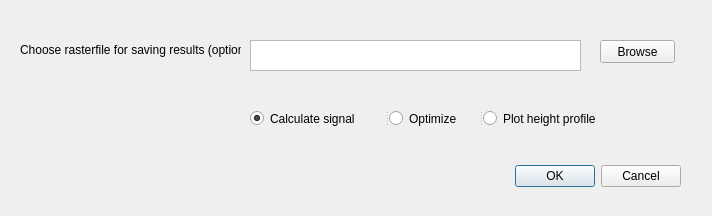
Above: Hybriddekning_dialog_base.ui from hjelkrem/Hybriddekning before the change. Below: the same form after it.
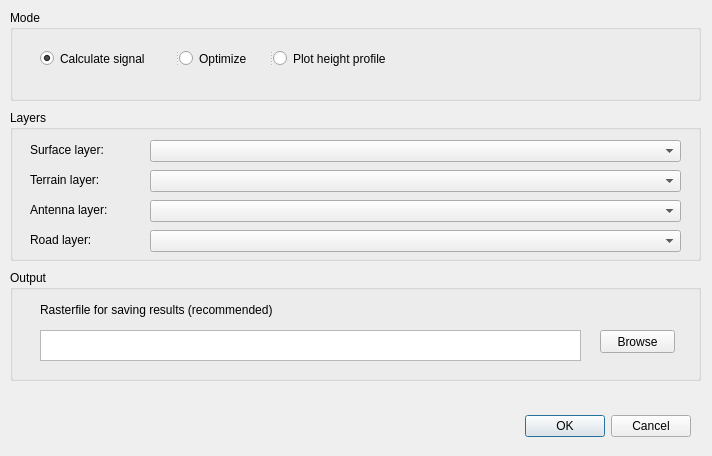
That is the form after the change.

Diff of the .ui file:
```diff
--- a/Hybriddekning_dialog_base.ui
+++ b/Hybriddekning_dialog_base.ui
@@ -7,7 +7,7 @@
     <x>0</x>
     <y>0</y>
     <width>712</width>
-    <height>216</height>
+    <height>456</height>
    </rect>
   </property>
   <property name="windowTitle">
@@ -16,8 +16,8 @@
   <widget class="QDialogButtonBox" name="button_box">
    <property name="geometry">
     <rect>
-     <x>510</x>
-     <y>160</y>
+     <x>520</x>
+     <y>410</y>
      <width>171</width>
      <height>32</height>
     </rect>
@@ -29,12 +29,37 @@
     <set>QDialogButtonBox::Cancel|QDialogButtonBox::Ok</set>
    </property>
   </widget>
+  <widget class="QGroupBox" name="grpOutput">
+   <property name="geometry">
+    <rect>
+     <x>10</x>
+     <y>270</y>
+     <width>691</width>
+     <height>111</height>
+    </rect>
+   </property>
+   <property name="title">
+    <string>Output</string>
+   </property>
+   <widget class="QLabel" name="label_2">
+    <property name="geometry">
+     <rect>
+      <x>30</x>
+      <y>30</y>
+      <width>561</width>
+      <height>20</height>
+     </rect>
+    </property>
+    <property name="text">
+     <string>Rasterfile for saving results (recommended)</string>
+    </property>
+   </widget>
   <widget class="QTextBrowser" name="txtDem">
    <property name="geometry">
     <rect>
-     <x>250</x>
-     <y>40</y>
-     <width>331</width>
+      <x>30</x>
+      <y>60</y>
+      <width>541</width>
      <height>31</height>
     </rect>
    </property>
@@ -42,8 +67,8 @@
   <widget class="QPushButton" name="btnBrowseTxt">
    <property name="geometry">
     <rect>
-     <x>600</x>
-     <y>40</y>
+      <x>590</x>
+      <y>60</y>
      <width>75</width>
      <height>23</height>
     </rect>
@@ -52,28 +77,34 @@
     <string>Browse</string>
    </property>
   </widget>
-  <widget class="QLabel" name="label_2">
+  </widget>
+  <widget class="QGroupBox" name="grpMode">
    <property name="geometry">
     <rect>
-     <x>20</x>
-     <y>40</y>
-     <width>221</width>
-     <height>20</height>
+     <x>10</x>
+     <y>10</y>
+     <width>691</width>
+     <height>91</height>
     </rect>
    </property>
-   <property name="text">
-    <string>Choose rasterfile for saving results (optional)</string>
+   <property name="title">
+    <string>Mode</string>
    </property>
-  </widget>
   <widget class="QSplitter" name="splitter">
    <property name="geometry">
     <rect>
-     <x>250</x>
-     <y>110</y>
+      <x>30</x>
+      <y>40</y>
      <width>381</width>
      <height>17</height>
     </rect>
    </property>
+    <property name="sizePolicy">
+     <sizepolicy hsizetype="Fixed" vsizetype="Preferred">
+      <horstretch>0</horstretch>
+      <verstretch>0</verstretch>
+     </sizepolicy>
+    </property>
    <property name="orientation">
     <enum>Qt::Horizontal</enum>
    </property>
@@ -93,6 +124,112 @@
    <widget class="QRadioButton" name="rb_plotHeight">
     <property name="text">
      <string>Plot height profile </string>
+     </property>
+    </widget>
+   </widget>
+  </widget>
+  <widget class="QGroupBox" name="grpLayers">
+   <property name="geometry">
+    <rect>
+     <x>10</x>
+     <y>110</y>
+     <width>691</width>
+     <height>151</height>
+    </rect>
+   </property>
+   <property name="title">
+    <string>Layers</string>
+   </property>
+   <widget class="QComboBox" name="comSurface">
+    <property name="geometry">
+     <rect>
+      <x>140</x>
+      <y>30</y>
+      <width>531</width>
+      <height>22</height>
+     </rect>
+    </property>
+   </widget>
+   <widget class="QLabel" name="label_3">
+    <property name="geometry">
+     <rect>
+      <x>20</x>
+      <y>30</y>
+      <width>121</width>
+      <height>20</height>
+     </rect>
+    </property>
+    <property name="text">
+     <string>Surface layer:</string>
+    </property>
+   </widget>
+   <widget class="QComboBox" name="comTerrain">
+    <property name="geometry">
+     <rect>
+      <x>140</x>
+      <y>60</y>
+      <width>531</width>
+      <height>22</height>
+     </rect>
+    </property>
+   </widget>
+   <widget class="QLabel" name="label_4">
+    <property name="geometry">
+     <rect>
+      <x>20</x>
+      <y>60</y>
+      <width>121</width>
+      <height>20</height>
+     </rect>
+    </property>
+    <property name="text">
+     <string>Terrain layer:</string>
+    </property>
+   </widget>
+   <widget class="QComboBox" name="comAntenna">
+    <property name="geometry">
+     <rect>
+      <x>140</x>
+      <y>90</y>
+      <width>531</width>
+      <height>22</height>
+     </rect>
+    </property>
+   </widget>
+   <widget class="QLabel" name="label_5">
+    <property name="geometry">
+     <rect>
+      <x>20</x>
+      <y>90</y>
+      <width>121</width>
+      <height>20</height>
+     </rect>
+    </property>
+    <property name="text">
+     <string>Antenna layer:</string>
+    </property>
+   </widget>
+   <widget class="QComboBox" name="comRoad">
+    <property name="geometry">
+     <rect>
+      <x>140</x>
+      <y>120</y>
+      <width>531</width>
+      <height>22</height>
+     </rect>
+    </property>
+   </widget>
+   <widget class="QLabel" name="label_6">
+    <property name="geometry">
+     <rect>
+      <x>20</x>
+      <y>120</y>
+      <width>121</width>
+      <height>20</height>
+     </rect>
+    </property>
+    <property name="text">
+     <string>Road layer:</string>
     </property>
    </widget>
   </widget>
```
Lines whose indentation alone changed are shown as unchanged.
